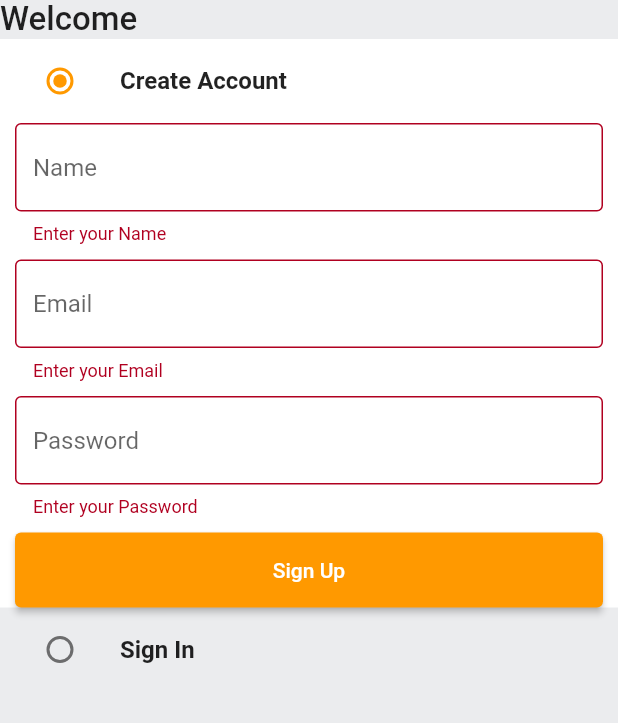
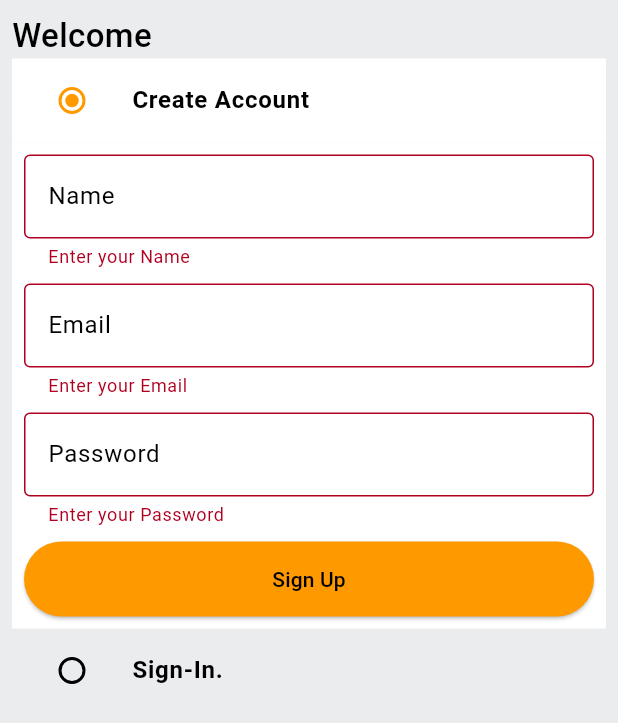
Before and after one commit to salman-rafii/amazon_clone_flutter, a Flutter app: the screen it shows after launch, after a tap on "Sign Up", on a phone screen of 412 x 824 dp. Shown: the top 723 px of the screen. Run offline on Flutter 3.47's test engine with Material 2 defaults, Android fonts, the phone set to English and light mode, and no system bars; our stand-ins replace another_flushbar, badges, shared_preferences.

Commit message:
Bottom Bar Created UI, solved persistance data

```diff
--- a/lib/constants/utils.dart
+++ b/lib/constants/utils.dart
@@ -1,9 +1,15 @@
+import 'package:another_flushbar/flushbar.dart';
 import 'package:flutter/material.dart';
 
 void showSnackBar(BuildContext context, String text) {
-  ScaffoldMessenger.of(context).showSnackBar(
-    SnackBar(
-      content: Text(text),
-    ),
+  // ScaffoldMessenger.of(context).showSnackBar(
+  //   SnackBar(
+  //     content: Text(text),
+  //   ),
+  // );
+  Flushbar(
+    title: "Message",
+    message: text,
+    duration: const Duration(seconds: 3),
   );
 }
--- a/lib/features/auth/screens/auth_screen.dart
+++ b/lib/features/auth/screens/auth_screen.dart
@@ -1,28 +1,31 @@
-import 'package:amazon_clone_flutter/common/widgets/custom_button.dart';
-import 'package:amazon_clone_flutter/common/widgets/custom_textfield.dart';
-import 'package:amazon_clone_flutter/constants/global_variables.dart';
-import 'package:amazon_clone_flutter/features/auth/services/auth_service.dart';
-import 'package:amazon_clone_flutter/widgets/custom_text.dart';
 import 'package:flutter/material.dart';
 
-enum Auth { signin, signup }
+import '../../../common/widgets/custom_button.dart';
+import '../../../common/widgets/custom_textfield.dart';
+import '../../../constants/global_variables.dart';
+import '../services/auth_service.dart';
+
+enum Auth {
+  signin,
+  signup,
+}
 
 class AuthScreen extends StatefulWidget {
-  static const String routeName = "/auth-screen";
-  const AuthScreen({super.key});
+  static const String routeName = '/auth-screen';
+  const AuthScreen({Key? key}) : super(key: key);
 
   @override
   State<AuthScreen> createState() => _AuthScreenState();
 }
 
 class _AuthScreenState extends State<AuthScreen> {
-  final signUpKey = GlobalKey<FormState>();
-  final signInKey = GlobalKey<FormState>();
+  Auth _auth = Auth.signup;
+  final _signUpFormKey = GlobalKey<FormState>();
+  final _signInFormKey = GlobalKey<FormState>();
   final AuthService authService = AuthService();
   final TextEditingController _emailController = TextEditingController();
   final TextEditingController _passwordController = TextEditingController();
   final TextEditingController _nameController = TextEditingController();
-  Auth auth = Auth.signup;
 
   @override
   void dispose() {
@@ -32,16 +35,16 @@ class _AuthScreenState extends State<AuthScreen> {
     _nameController.dispose();
   }
 
-  void signupUser() {
+  void signUpUser() {
     authService.signupUser(
       context: context,
-      name: _nameController.text,
       email: _emailController.text,
       password: _passwordController.text,
+      name: _nameController.text,
     );
   }
 
-  void signinUser() {
+  void signInUser() {
     authService.signinUser(
       context: context,
       email: _emailController.text,
@@ -52,126 +55,125 @@ class _AuthScreenState extends State<AuthScreen> {
   @override
   Widget build(BuildContext context) {
     return Scaffold(
+      backgroundColor: GlobalVariables.greyBackgroundCOlor,
       body: SafeArea(
+        child: Padding(
+          padding: const EdgeInsets.all(8.0),
           child: Column(
             crossAxisAlignment: CrossAxisAlignment.start,
             children: [
-            const CustomText(
-              text: "Welcome",
-              fontSize: 22.0,
+              const Text(
+                'Welcome',
+                style: TextStyle(
+                  fontSize: 22,
                   fontWeight: FontWeight.w500,
                 ),
+              ),
               ListTile(
-              tileColor: auth == Auth.signup
+                tileColor: _auth == Auth.signup
                     ? GlobalVariables.backgroundColor
                     : GlobalVariables.greyBackgroundCOlor,
-              title: const CustomText(
-                text: "Create Account",
+                title: const Text(
+                  'Create Account',
+                  style: TextStyle(
                     fontWeight: FontWeight.bold,
+                  ),
                 ),
                 leading: Radio(
                   activeColor: GlobalVariables.secondaryColor,
                   value: Auth.signup,
-                groupValue: auth,
+                  groupValue: _auth,
                   onChanged: (Auth? val) {
                     setState(() {
-                    auth = val!;
+                      _auth = val!;
                     });
                   },
                 ),
               ),
-            if (auth == Auth.signup)
-              Form(
-                key: signUpKey,
-                child: Container(
-                  padding: const EdgeInsets.only(right: 10, left: 10),
+              if (_auth == Auth.signup)
+                Container(
+                  padding: const EdgeInsets.all(8),
                   color: GlobalVariables.backgroundColor,
+                  child: Form(
+                    key: _signUpFormKey,
                     child: Column(
                       children: [
                         CustomTextField(
                           controller: _nameController,
-                        hintText: "Name",
+                          hintText: 'Name',
                         ),
-                      const SizedBox(
-                        height: 10,
-                      ),
+                        const SizedBox(height: 10),
                         CustomTextField(
                           controller: _emailController,
-                        hintText: "Email",
+                          hintText: 'Email',
                         ),
-                      const SizedBox(
-                        height: 10,
-                      ),
+                        const SizedBox(height: 10),
                         CustomTextField(
                           controller: _passwordController,
-                        hintText: "Password",
-                        obscureText: true,
+                          hintText: 'Password',
                         ),
-                      const SizedBox(
-                        height: 10,
-                      ),
+                        const SizedBox(height: 10),
                         CustomButton(
-                          text: "Sign Up",
+                          color: GlobalVariables.secondaryColor,
+                          text: 'Sign Up',
                           onTap: () {
-                            if (signUpKey.currentState!.validate()) {
-                              signupUser();
+                            if (_signUpFormKey.currentState!.validate()) {
+                              signUpUser();
                             }
-                          })
+                          },
+                        )
                       ],
                     ),
                   ),
                 ),
               ListTile(
-              tileColor: auth == Auth.signin
+                tileColor: _auth == Auth.signin
                     ? GlobalVariables.backgroundColor
                     : GlobalVariables.greyBackgroundCOlor,
-              title: const CustomText(
-                text: "Sign In",
+                title: const Text(
+                  'Sign-In.',
+                  style: TextStyle(
                     fontWeight: FontWeight.bold,
+                  ),
                 ),
                 leading: Radio(
                   activeColor: GlobalVariables.secondaryColor,
                   value: Auth.signin,
-                groupValue: auth,
+                  groupValue: _auth,
                   onChanged: (Auth? val) {
                     setState(() {
-                    auth = val!;
+                      _auth = val!;
                     });
                   },
                 ),
               ),
-            if (auth == Auth.signin)
-              Form(
-                key: signInKey,
-                child: Container(
-                  padding: const EdgeInsets.only(right: 10, left: 10),
+              if (_auth == Auth.signin)
+                Container(
+                  padding: const EdgeInsets.all(8),
                   color: GlobalVariables.backgroundColor,
+                  child: Form(
+                    key: _signInFormKey,
                     child: Column(
                       children: [
                         CustomTextField(
                           controller: _emailController,
-                        hintText: "Email",
+                          hintText: 'Email',
                         ),
-                      const SizedBox(
-                        height: 10,
-                      ),
+                        const SizedBox(height: 10),
                         CustomTextField(
                           controller: _passwordController,
-                        hintText: "Password",
+                          hintText: 'Password',
                         ),
-                      const SizedBox(
-                        height: 10,
-                      ),
-                      const SizedBox(
-                        height: 10,
-                      ),
+                        const SizedBox(height: 10),
                         CustomButton(
-                          text: "Sign In",
+                          color: GlobalVariables.secondaryColor,
+                          text: 'Sign In',
                           onTap: () {
-                            if (signInKey.currentState!.validate()) {
-                              signinUser();
+                            if (_signInFormKey.currentState!.validate()) {
+                              signInUser();
                             }
-                          })
+                          },
+                        )
                       ],
                     ),
                   ),
@@ -179,6 +181,7 @@ class _AuthScreenState extends State<AuthScreen> {
             ],
           ),
         ),
+      ),
     );
   }
 }
--- a/lib/main.dart
+++ b/lib/main.dart
@@ -1,17 +1,17 @@
+import 'package:amazon_clone_flutter/common/widgets/bottom_bar.dart';
 import 'package:amazon_clone_flutter/constants/global_variables.dart';
 import 'package:amazon_clone_flutter/features/auth/screens/auth_screen.dart';
 import 'package:amazon_clone_flutter/features/auth/services/auth_service.dart';
-import 'package:amazon_clone_flutter/features/home/screens/home_screen.dart';
 import 'package:amazon_clone_flutter/providers/user_provider.dart';
+import 'package:amazon_clone_flutter/routes/router.dart';
+
 import 'package:flutter/material.dart';
 import 'package:provider/provider.dart';
-
-import 'routes/router.dart';
 
 void main() {
   runApp(MultiProvider(providers: [
     ChangeNotifierProvider(
-      create: ((context) => UserProvider()),
+      create: (context) => UserProvider(),
     ),
   ], child: const MyApp()));
 }
@@ -25,6 +25,8 @@ class MyApp extends StatefulWidget {
 
 class _MyAppState extends State<MyApp> {
   final AuthService authService = AuthService();
+  final _messengerKey = GlobalKey<ScaffoldMessengerState>();
+
   @override
   void initState() {
     super.initState();
@@ -34,17 +36,25 @@ class _MyAppState extends State<MyApp> {
   @override
   Widget build(BuildContext context) {
     return MaterialApp(
+      scaffoldMessengerKey: _messengerKey,
       debugShowCheckedModeBanner: false,
       title: 'Amazon Clone',
+      theme: ThemeData(
+        scaffoldBackgroundColor: GlobalVariables.backgroundColor,
+        colorScheme: const ColorScheme.light(
+          primary: GlobalVariables.secondaryColor,
+        ),
+        appBarTheme: const AppBarTheme(
+          elevation: 0,
+          iconTheme: IconThemeData(
+            color: Colors.black,
+          ),
+        ),
+        useMaterial3: true, // can remove this line
+      ),
       onGenerateRoute: (settings) => generateRoute(settings),
-      theme: ThemeData(
-          colorScheme:
-              const ColorScheme.light(primary: GlobalVariables.secondaryColor),
-          scaffoldBackgroundColor: GlobalVariables.greyBackgroundCOlor,
-          appBarTheme:
-              const AppBarTheme(iconTheme: IconThemeData(color: Colors.black))),
       home: Provider.of<UserProvider>(context).user.token.isNotEmpty
-          ? const HomeScreen()
+          ? const BottomBar()
           : const AuthScreen(),
     );
   }
--- a/lib/routes/router.dart
+++ b/lib/routes/router.dart
@@ -1,3 +1,4 @@
+import 'package:amazon_clone_flutter/common/widgets/bottom_bar.dart';
 import 'package:amazon_clone_flutter/features/auth/screens/auth_screen.dart';
 import 'package:amazon_clone_flutter/features/home/screens/home_screen.dart';
 import 'package:flutter/material.dart';
@@ -12,6 +13,10 @@ Route<dynamic> generateRoute(RouteSettings settings) {
       return MaterialPageRoute(
         builder: (_) => const HomeScreen(),
       );
+    case BottomBar.routeName:
+      return MaterialPageRoute(
+        builder: (_) => const BottomBar(),
+      );
     default:
       return MaterialPageRoute(
           builder: (_) => const Scaffold(
--- a/pubspec.yaml
+++ b/pubspec.yaml
@@ -37,6 +37,8 @@ dependencies:
   http: ^0.13.5
   provider: ^6.0.4
   shared_preferences: ^2.0.15
+  another_flushbar: ^1.12.29
+  badges: ^2.0.3
 
 dev_dependencies:
   flutter_test:
```
Also changed, not shown: lib/common/widgets/bottom_bar.dart (added, +90 -0 lines), lib/features/auth/services/auth_service.dart (+38 -55 lines), pubspec.lock, 1 other file. Lines whose indentation alone changed are shown as unchanged.
